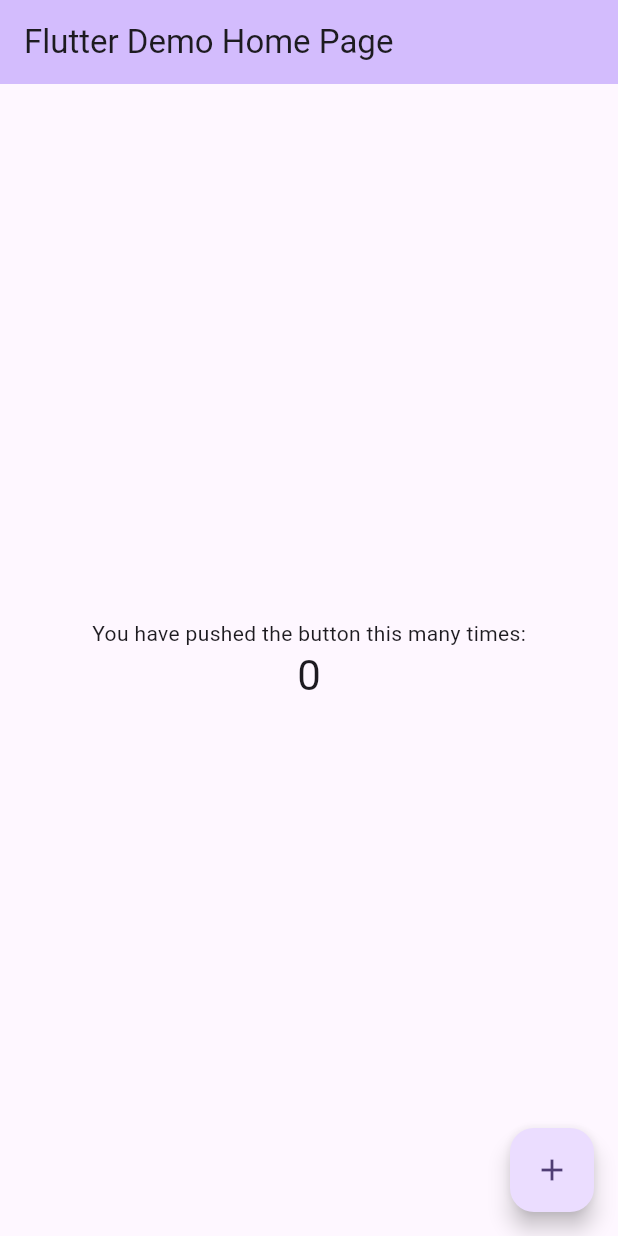
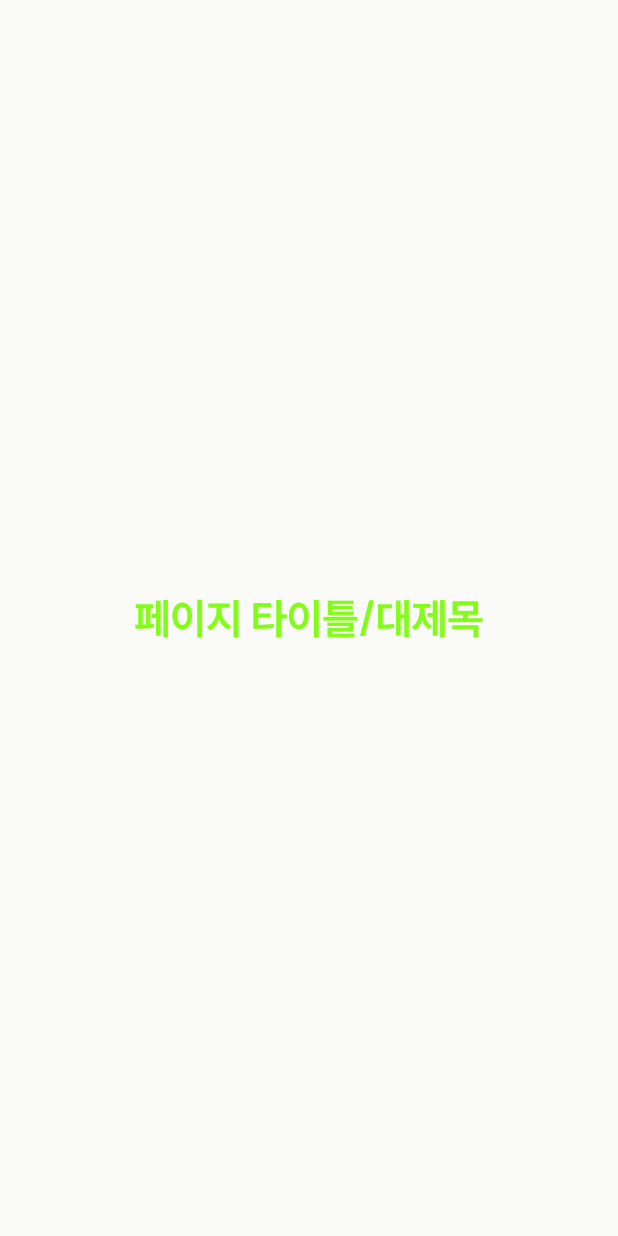
Before and after one commit to DigNiche/muntum, a Flutter app: the screen it shows after launch, on a phone screen of 412 x 824 dp. Run offline on Flutter 3.47's test engine with Material 3 defaults, Android fonts, the phone set to English and light mode, and no system bars; project files that could hold a hidden picture were left out.

Commit message:
prepare constants

```diff
--- /dev/null
+++ b/lib/constants/border_radius.dart
@@ -0,0 +1,4 @@
+class AppRadius {
+  static const double radius_1 = 10;
+  static const double radius_2 = 8;
+}
--- /dev/null
+++ b/lib/constants/colors.dart
@@ -0,0 +1,46 @@
+import 'package:flutter/material.dart';
+
+class AppColors {
+  // Primary
+  static const primary50 = Color(0xFFF1FFE5);
+  static const primary100 = Color(0xFFDCFFBF);
+  static const primary200 = Color(0xFFC2FF93);
+  static const primary300 = Color(0xFFA2FF5C);
+  static const primary400 = Color(0xFF83FD18);
+  static const primary500 = Color(0xFF61FA00);
+  static const primary600 = Color(0xFF49E800);
+  static const primary700 = Color(0xFF12D200);
+  static const primary800 = Color(0xFF00BE00);
+  static const primary900 = Color(0xFF009900);
+
+  // Grayscale
+  static const gray50 = Color(0xFFFAFAF8);
+  static const gray100 = Color(0xFFF5F5F3);
+  static const gray200 = Color(0xFFEEEEEC);
+  static const gray300 = Color(0xFFDFDFDD);
+  static const gray400 = Color(0xFFBCBCBA);
+  static const gray500 = Color(0xFF9D9D9B);
+  static const gray600 = Color(0xFF747472);
+  static const gray700 = Color(0xFF60605F);
+  static const gray800 = Color(0xFF414140);
+  static const gray900 = Color(0xFF1A1A1A);
+
+  // Static
+  static const white = Color(0xFFFFFFFF);
+  static const black = Color(0xFF000000);
+
+  // Background
+  static const backgroundNormal = Color(0xFFFAFAF8);
+
+  // Line
+  static const lineNormal = Color(0xFFF5F5F3);
+  static const lineAlternative = Color(0xFFFAFAF8);
+
+  // Status
+  static const success = Color(0xFF1CB854);
+  static const warning = Color(0xFFF8B628);
+  static const error = Color(0xFFF4511E);
+
+  // Dim
+  static const dimNormal = Color(0xFF000000);
+}
--- /dev/null
+++ b/lib/constants/shade.dart
@@ -0,0 +1,5 @@
+// Use elevation to separate background and content
+const double shade_1 = 100;
+const double shade_2 = 200;
+const double shade_3 = 300;
+const double shade_4 = 400;
--- /dev/null
+++ b/lib/constants/spacing.dart
@@ -0,0 +1,15 @@
+class AppSpacing {
+  static const double horizontalMargin = 20;
+  static const double gutter = 12;
+  static const double space_50 = 4;
+  static const double space_100 = 6;
+  static const double space_200 = 8;
+  static const double space_300 = 12;
+  static const double space_400 = 16;
+  static const double space_500 = 20;
+  static const double space_600 = 24;
+  static const double space_700 = 32;
+  static const double space_800 = 40;
+  static const double space_900 = 48;
+  static const double space_1000 = 56;
+}
--- /dev/null
+++ b/lib/constants/typography.dart
@@ -0,0 +1,109 @@
+import 'package:flutter/material.dart';
+
+class AppTypography {
+  static const String _fontFamily = 'SUIT';
+
+  static TextStyle _style({
+    required double fontSize,
+    required double lineHeight,
+    required double letterSpacingPercent,
+    required FontWeight fontWeight,
+  }) {
+    return TextStyle(
+      fontFamily: _fontFamily,
+      fontSize: fontSize,
+      height: lineHeight,
+      letterSpacing: fontSize * letterSpacingPercent / 100,
+      fontWeight: fontWeight,
+    );
+  }
+
+  // Display
+  static final display = _style(
+    fontSize: 28,
+    lineHeight: 1.4,
+    letterSpacingPercent: -2,
+    fontWeight: FontWeight.w700,
+  );
+
+  // Title
+  static final title1 = _style(
+    fontSize: 24,
+    lineHeight: 1.4,
+    letterSpacingPercent: -1,
+    fontWeight: FontWeight.w700,
+  );
+
+  static final title2 = _style(
+    fontSize: 22,
+    lineHeight: 1.4,
+    letterSpacingPercent: -1.5,
+    fontWeight: FontWeight.w700,
+  );
+
+  static final title3 = _style(
+    fontSize: 20,
+    lineHeight: 1.4,
+    letterSpacingPercent: -1.5,
+    fontWeight: FontWeight.w700,
+  );
+
+  static final title4 = _style(
+    fontSize: 18,
+    lineHeight: 1.4,
+    letterSpacingPercent: -1.5,
+    fontWeight: FontWeight.w700,
+  );
+
+  // Body
+  static final body1 = _style(
+    fontSize: 16,
+    lineHeight: 1.6,
+    letterSpacingPercent: -1.5,
+    fontWeight: FontWeight.w400,
+  );
+
+  static final body2 = _style(
+    fontSize: 15,
+    lineHeight: 1.6,
+    letterSpacingPercent: -1.5,
+    fontWeight: FontWeight.w400,
+  );
+
+  static final body3 = _style(
+    fontSize: 14,
+    lineHeight: 1.6,
+    letterSpacingPercent: -1.5,
+    fontWeight: FontWeight.w400,
+  );
+
+  // Caption
+  static final caption1 = _style(
+    fontSize: 13,
+    lineHeight: 1.4,
+    letterSpacingPercent: -2.5,
+    fontWeight: FontWeight.w400,
+  );
+
+  static final caption2 = _style(
+    fontSize: 12,
+    lineHeight: 1.4,
+    letterSpacingPercent: -2.5,
+    fontWeight: FontWeight.w400,
+  );
+
+  static final caption3 = _style(
+    fontSize: 11,
+    lineHeight: 1.4,
+    letterSpacingPercent: -2.5,
+    fontWeight: FontWeight.w400,
+  );
+
+  // Button
+  static final button = _style(
+    fontSize: 14,
+    lineHeight: 1.4,
+    letterSpacingPercent: -2.5,
+    fontWeight: FontWeight.w600,
+  );
+}
--- a/lib/main.dart
+++ b/lib/main.dart
@@ -1,121 +1,34 @@
 import 'package:flutter/material.dart';
+import 'package:muntum/constants/colors.dart';
+import 'package:muntum/constants/typography.dart';
 
 void main() {
-  runApp(const MyApp());
+  runApp(const MuntumApp());
 }
 
-class MyApp extends StatelessWidget {
-  const MyApp({super.key});
+class MuntumApp extends StatelessWidget {
+  const MuntumApp({super.key});
 
   // This widget is the root of your application.
   @override
   Widget build(BuildContext context) {
     return MaterialApp(
       title: 'Flutter Demo',
-      theme: ThemeData(
-        // This is the theme of your application.
-        //
-        // TRY THIS: Try running your application with "flutter run". You'll see
-        // the application has a purple toolbar. Then, without quitting the app,
-        // try changing the seedColor in the colorScheme below to Colors.green
-        // and then invoke "hot reload" (save your changes or press the "hot
-        // reload" button in a Flutter-supported IDE, or press "r" if you used
-        // the command line to start the app).
-        //
-        // Notice that the counter didn't reset back to zero; the application
-        // state is not lost during the reload. To reset the state, use hot
-        // restart instead.
-        //
-        // This works for code too, not just values: Most code changes can be
-        // tested with just a hot reload.
-        colorScheme: .fromSeed(seedColor: Colors.deepPurple),
-      ),
-      home: const MyHomePage(title: 'Flutter Demo Home Page'),
-    );
-  }
-}
-
-class MyHomePage extends StatefulWidget {
-  const MyHomePage({super.key, required this.title});
-
-  // This widget is the home page of your application. It is stateful, meaning
-  // that it has a State object (defined below) that contains fields that affect
-  // how it looks.
-
-  // This class is the configuration for the state. It holds the values (in this
-  // case the title) provided by the parent (in this case the App widget) and
-  // used by the build method of the State. Fields in a Widget subclass are
-  // always marked "final".
-
-  final String title;
-
-  @override
-  State<MyHomePage> createState() => _MyHomePageState();
-}
-
-class _MyHomePageState extends State<MyHomePage> {
-  int _counter = 0;
-
-  void _incrementCounter() {
-    setState(() {
-      // This call to setState tells the Flutter framework that something has
-      // changed in this State, which causes it to rerun the build method below
-      // so that the display can reflect the updated values. If we changed
-      // _counter without calling setState(), then the build method would not be
-      // called again, and so nothing would appear to happen.
-      _counter++;
-    });
-  }
-
-  @override
-  Widget build(BuildContext context) {
-    // This method is rerun every time setState is called, for instance as done
-    // by the _incrementCounter method above.
-    //
-    // The Flutter framework has been optimized to make rerunning build methods
-    // fast, so that you can just rebuild anything that needs updating rather
-    // than having to individually change instances of widgets.
-    return Scaffold(
-      appBar: AppBar(
-        // TRY THIS: Try changing the color here to a specific color (to
-        // Colors.amber, perhaps?) and trigger a hot reload to see the AppBar
-        // change color while the other colors stay the same.
-        backgroundColor: Theme.of(context).colorScheme.inversePrimary,
-        // Here we take the value from the MyHomePage object that was created by
-        // the App.build method, and use it to set our appbar title.
-        title: Text(widget.title),
-      ),
-      body: Center(
-        // Center is a layout widget. It takes a single child and positions it
-        // in the middle of the parent.
-        child: Column(
-          // Column is also a layout widget. It takes a list of children and
-          // arranges them vertically. By default, it sizes itself to fit its
-          // children horizontally, and tries to be as tall as its parent.
-          //
-          // Column has various properties to control how it sizes itself and
-          // how it positions its children. Here we use mainAxisAlignment to
-          // center the children vertically; the main axis here is the vertical
-          // axis because Columns are vertical (the cross axis would be
-          // horizontal).
-          //
-          // TRY THIS: Invoke "debug painting" (choose the "Toggle Debug Paint"
-          // action in the IDE, or press "p" in the console), to see the
-          // wireframe for each widget.
-          mainAxisAlignment: .center,
-          children: [
-            const Text('You have pushed the button this many times:'),
-            Text(
-              '$_counter',
-              style: Theme.of(context).textTheme.headlineMedium,
-            ),
-          ],
+      home: Scaffold(
+        backgroundColor: AppColors.backgroundNormal,
+        body: Center(
+          child: Column(
+            mainAxisAlignment: MainAxisAlignment.center,
+            children: [
+              Text(
+                "페이지 타이틀/대제목",
+                style: AppTypography.display.copyWith(
+                  color: AppColors.primary400,
+                ),
+              ),
+            ],
+          ),
         ),
-      ),
-      floatingActionButton: FloatingActionButton(
-        onPressed: _incrementCounter,
-        tooltip: 'Increment',
-        child: const Icon(Icons.add),
       ),
     );
   }
```
Also changed, not shown: pubspec.yaml (+11 -13 lines), assets/fonts/SUIT-Bold.ttf (added), assets/fonts/SUIT-ExtraBold.ttf (added), assets/fonts/SUIT-ExtraLight.ttf (added), assets/fonts/SUIT-Heavy.ttf (added), assets/fonts/SUIT-Light.ttf (added), assets/fonts/SUIT-Medium.ttf (added), assets/fonts/SUIT-Regular.ttf (added), assets/fonts/SUIT-SemiBold.ttf (added), assets/fonts/SUIT-Thin.ttf (added), 2 other files.
